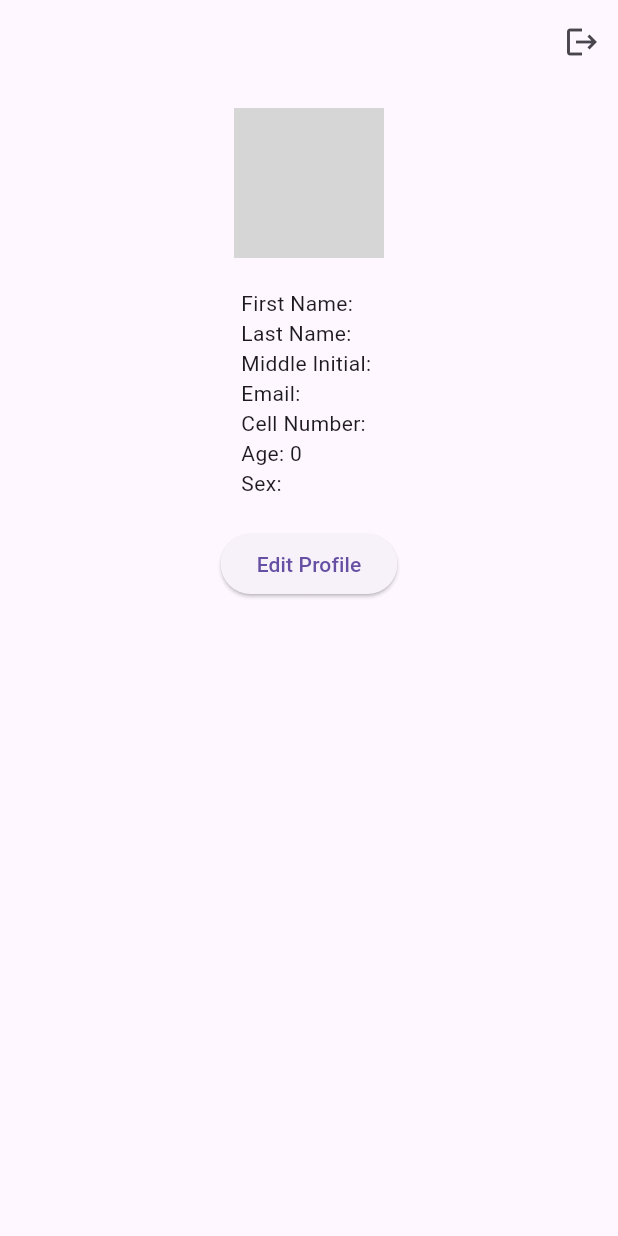
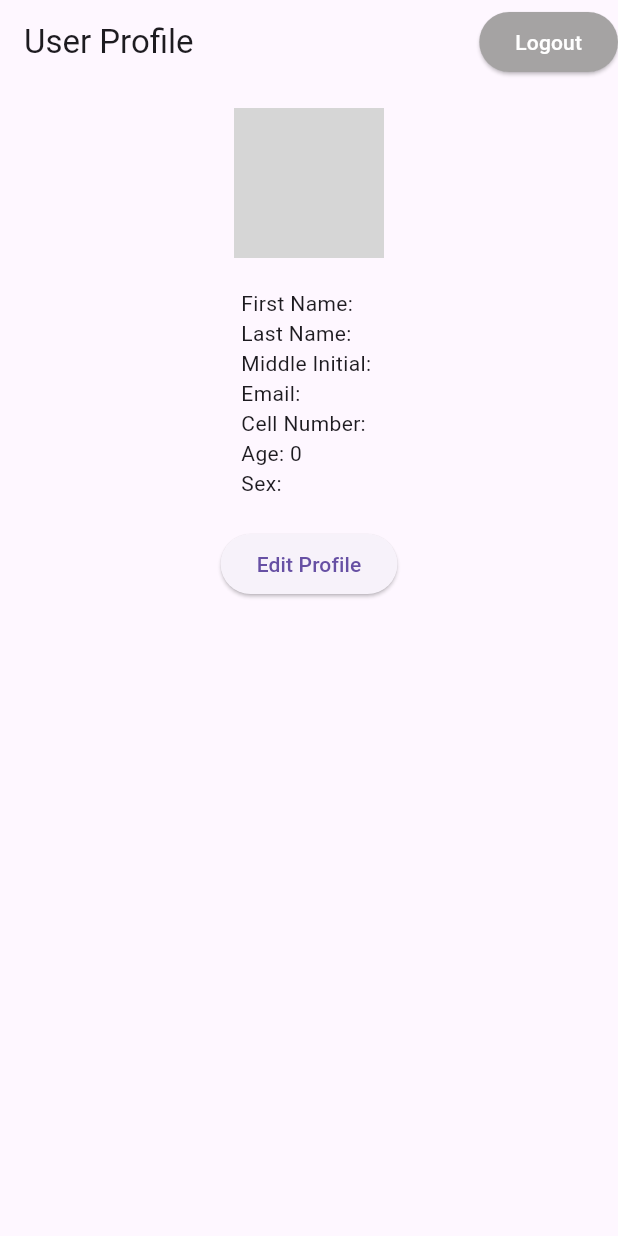
Before and after one commit to Jazo00/mobile_app_ar, a Flutter app: the UserProfilePage screen opened directly with empty values, on a phone screen of 412 x 824 dp. Run offline on Flutter 3.47's test engine with Material 3 defaults, Android fonts, the phone set to English and light mode, and no system bars; our stand-ins replace flutter_svg, google_fonts, image_picker, shared_preferences, supabase_flutter; accounts and stored records are empty; network calls fail; grey boxes are pictures that could not be loaded.

Commit message:
new logout button

```diff
--- a/mobile_app_ar/lib/user_profile_page.dart
+++ b/mobile_app_ar/lib/user_profile_page.dart
@@ -78,10 +78,17 @@ class _UserProfilePageState extends State<UserProfilePage> {
     return Scaffold(
       appBar: AppBar(
         automaticallyImplyLeading: false,
+        title: Text('User Profile'),
         actions: [
-          IconButton(
+          ElevatedButton(
             onPressed: _logout,
-            icon: Icon(Icons.logout),
+            child: Text(
+              'Logout',
+              style: TextStyle(color: Colors.white),
+            ),
+            style: ElevatedButton.styleFrom(
+              backgroundColor: Color.fromARGB(255, 165, 163, 163), // Button color
+            ),
           ),
         ],
       ),
```
